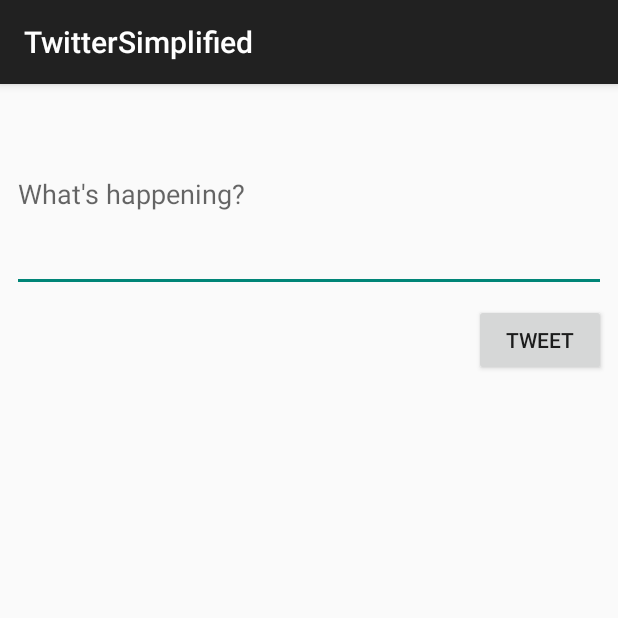
After one commit to CheeryW/TwitterSimplified, an Android app: the ComposeActivity screen opened directly, with no data from a screen before it, on a phone screen of 412 x 824 dp, the top half of it. The commit adds this screen. Run offline under Robolectric (Android 15) with nearby library versions, the phone set to English and light mode, and no system bars.

Commit message:
Tweet editing page built but no functionality

```diff
--- a/app/src/main/AndroidManifest.xml
+++ b/app/src/main/AndroidManifest.xml
@@ -13,7 +13,8 @@
         android:icon="@drawable/ic_launcher"
         android:label="@string/app_name"
         android:theme="@style/AppTheme">
-        <activity android:name=".TimelineActivity"></activity>
+        <activity android:name=".ComposeActivity"></activity>
+        <activity android:name=".TimelineActivity" />
         <activity
             android:name=".LoginActivity"
             android:label="@string/app_name"
--- /dev/null
+++ b/app/src/main/java/com/codepath/apps/restclienttemplate/ComposeActivity.java
@@ -0,0 +1,45 @@
+package com.codepath.apps.restclienttemplate;
+
+import android.support.v7.app.AppCompatActivity;
+import android.os.Bundle;
+import android.view.View;
+import android.widget.Button;
+import android.widget.EditText;
+import android.widget.Toast;
+
+public class ComposeActivity extends AppCompatActivity {
+
+    public static final int MAX_TWEET_LENGTH = 140;
+
+    private EditText etCompose;
+    private Button btnTweet;
+
+    @Override
+    protected void onCreate(Bundle savedInstanceState) {
+        super.onCreate(savedInstanceState);
+        setContentView(R.layout.activity_compose);
+
+        etCompose = findViewById(R.id.etCompose);
+        btnTweet = findViewById(R.id.btnTweet);
+
+        // Set click listener on button
+        btnTweet.setOnClickListener(new View.OnClickListener() {
+            @Override
+            public void onClick(View v) {
+                String tweetContent = etCompose.getText().toString();
+                // Error handling
+                if(tweetContent.isEmpty()) {
+                    Toast.makeText(ComposeActivity.this, "Your tweet is empty!", Toast.LENGTH_LONG).show();
+                    return;
+                }
+                if(tweetContent.length() > MAX_TWEET_LENGTH) {
+                    Toast. makeText(ComposeActivity.this, "Your tweet is too long!", Toast.LENGTH_LONG).show();
+                    return;
+                }
+                Toast.makeText(ComposeActivity.this, tweetContent, Toast.LENGTH_LONG).show();
+            }
+        });
+        // Make API call to Twitter to publish the content in edit text
+
+    }
+}
--- /dev/null
+++ b/app/src/main/res/layout/activity_compose.xml
@@ -0,0 +1,33 @@
+<?xml version="1.0" encoding="utf-8"?>
+<android.support.constraint.ConstraintLayout xmlns:android="http://schemas.android.com/apk/res/android"
+    xmlns:app="http://schemas.android.com/apk/res-auto"
+    xmlns:tools="http://schemas.android.com/tools"
+    android:layout_width="match_parent"
+    android:layout_height="match_parent"
+    tools:context=".ComposeActivity">
+
+    <EditText
+        android:id="@+id/etCompose"
+        android:layout_width="0dp"
+        android:layout_height="wrap_content"
+        android:layout_marginStart="8dp"
+        android:layout_marginTop="8dp"
+        android:layout_marginEnd="8dp"
+        android:ems="10"
+        android:hint="@string/compose_hint"
+        android:inputType="textMultiLine"
+        android:minLines="5"
+        app:layout_constraintEnd_toEndOf="parent"
+        app:layout_constraintStart_toStartOf="parent"
+        app:layout_constraintTop_toTopOf="parent" />
+
+    <Button
+        android:id="@+id/btnTweet"
+        android:layout_width="wrap_content"
+        android:layout_height="wrap_content"
+        android:layout_marginTop="8dp"
+        android:layout_marginEnd="8dp"
+        android:text="@string/tweet"
+        app:layout_constraintEnd_toEndOf="parent"
+        app:layout_constraintTop_toBottomOf="@+id/etCompose" />
+</android.support.constraint.ConstraintLayout>
--- a/app/src/main/res/values/strings.xml
+++ b/app/src/main/res/values/strings.xml
@@ -5,5 +5,7 @@
     <string name="login_label">Log in</string>
     <string name="intent_scheme">oauth</string>
     <string name="intent_host">cprest</string>
+    <string name="compose_hint">What\'s happening?</string>
+    <string name="tweet">Tweet</string>
 
 </resources>
--- a/build.gradle
+++ b/build.gradle
@@ -5,7 +5,7 @@ buildscript {
         jcenter()
     }
     dependencies {
-        classpath 'com.android.tools.build:gradle:3.3.0'
+        classpath 'com.android.tools.build:gradle:3.3.1'
     }
 }
 
```
Also changed, not shown: app/src/main/java/com/codepath/apps/restclienttemplate/TimelineActivity.java (+22 -0 lines), app/src/main/java/com/codepath/apps/restclienttemplate/TwitterClient.java (+13 -2 lines), app/src/main/res/menu/menu_main.xml (added, +10 -0 lines).
